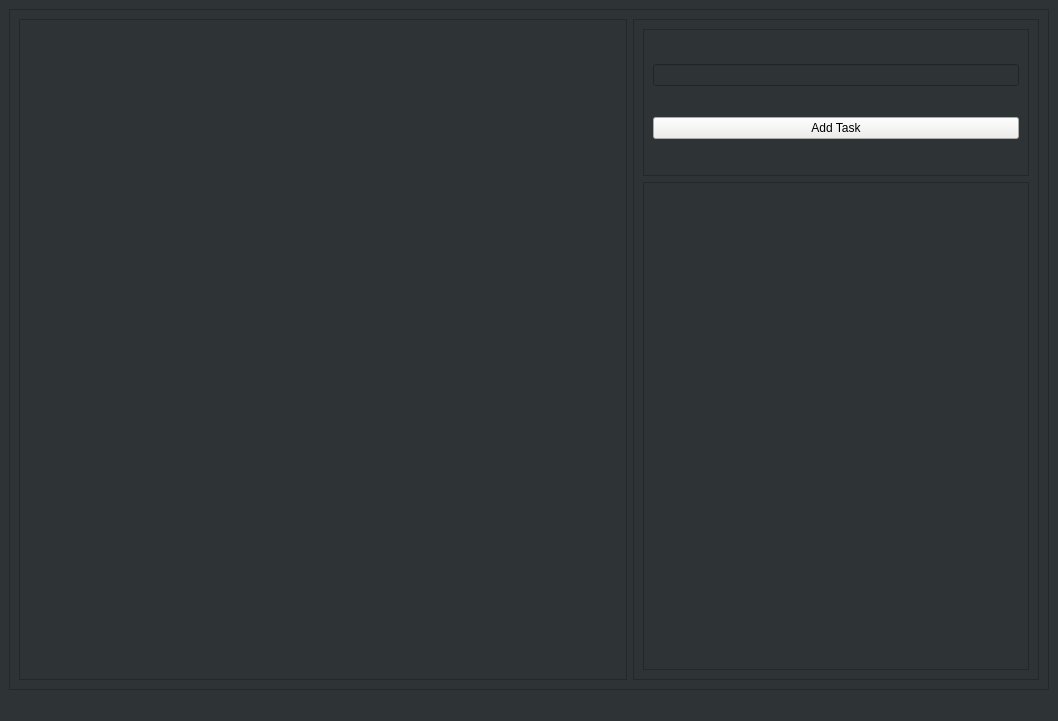
The window that main/ui/checklist.ui (KashML/CheckItOut) describes before a commit, drawn with Qt 5.
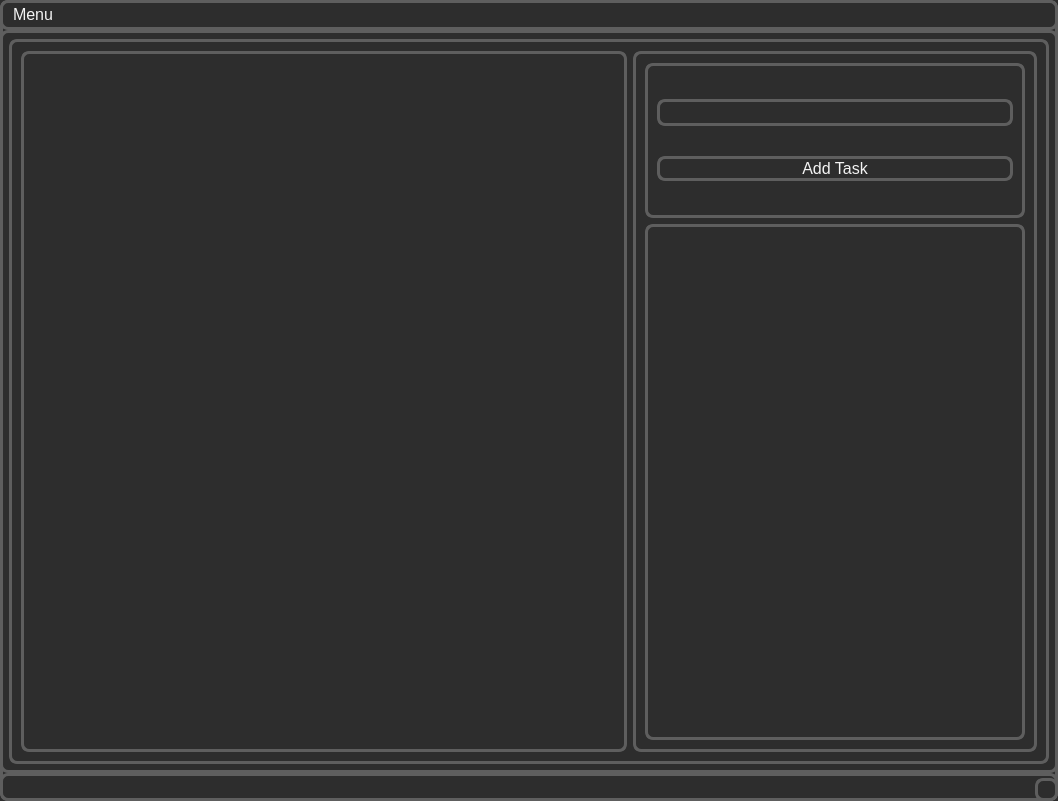
The same window after the commit.

Commit message: Major UI Lift

```diff
--- a/main/ui/checklist.ui
+++ b/main/ui/checklist.ui
@@ -7,14 +7,22 @@
     <x>0</x>
     <y>0</y>
     <width>1058</width>
-    <height>721</height>
+    <height>801</height>
    </rect>
   </property>
   <property name="windowTitle">
    <string>MainWindow</string>
   </property>
   <property name="styleSheet">
-   <string notr="true">background-color:rgb(46, 52, 54)</string>
+   <string notr="true">background-color: #2d2d2d;
+    border: 3px solid #5e5e5e;
+    border-radius: 8px;
+    font-family: &quot;Roboto&quot;, sans-serif;
+    font-size: 16px;
+    font-weight: medium;
+    color: #f3f3f3;
+  
+</string>
   </property>
   <widget class="QWidget" name="centralwidget">
    <layout class="QVBoxLayout" name="verticalLayout">
@@ -81,8 +89,11 @@
                <property name="enabled">
                 <bool>true</bool>
                </property>
-               <property name="styleSheet">
-                <string notr="true">background-color:rgb(238, 238, 236)</string>
+               <property name="maximumSize">
+                <size>
+                 <width>366</width>
+                 <height>25</height>
+                </size>
                </property>
                <property name="text">
                 <string>Add Task</string>
@@ -122,9 +133,18 @@
      <x>0</x>
      <y>0</y>
      <width>1058</width>
-     <height>22</height>
+     <height>30</height>
     </rect>
    </property>
+   <widget class="QMenu" name="menuMELU">
+    <property name="title">
+     <string>Menu</string>
+    </property>
+    <addaction name="actionClear_All"/>
+    <addaction name="actionReload_Last_session"/>
+    <addaction name="actionReload_last_session"/>
+   </widget>
+   <addaction name="menuMELU"/>
   </widget>
   <widget class="QStatusBar" name="statusbar"/>
  </widget>
```
Left out of the diff: 15 changed lines with no effect on the pictures. The commit also changes 6 other files.
